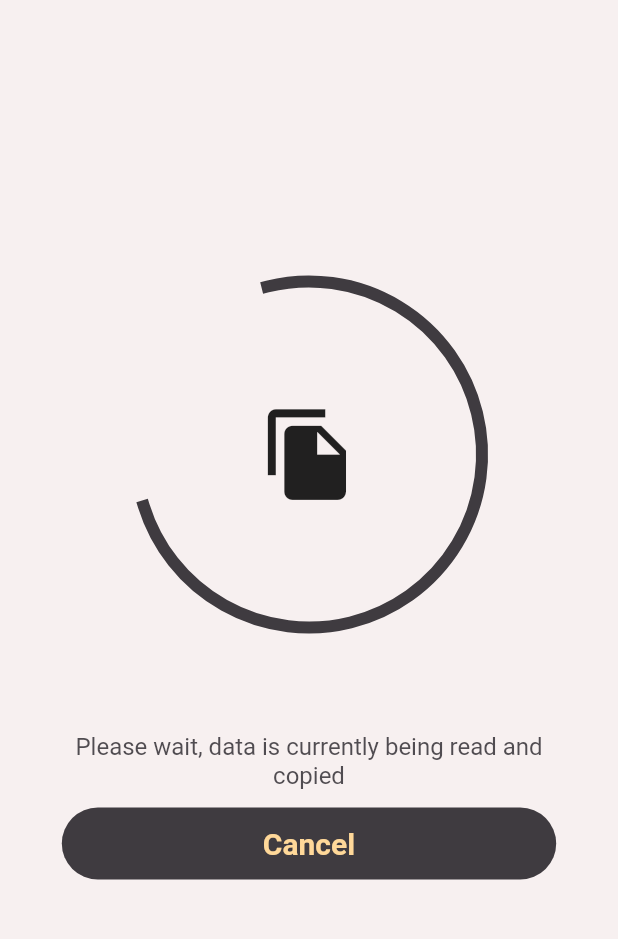
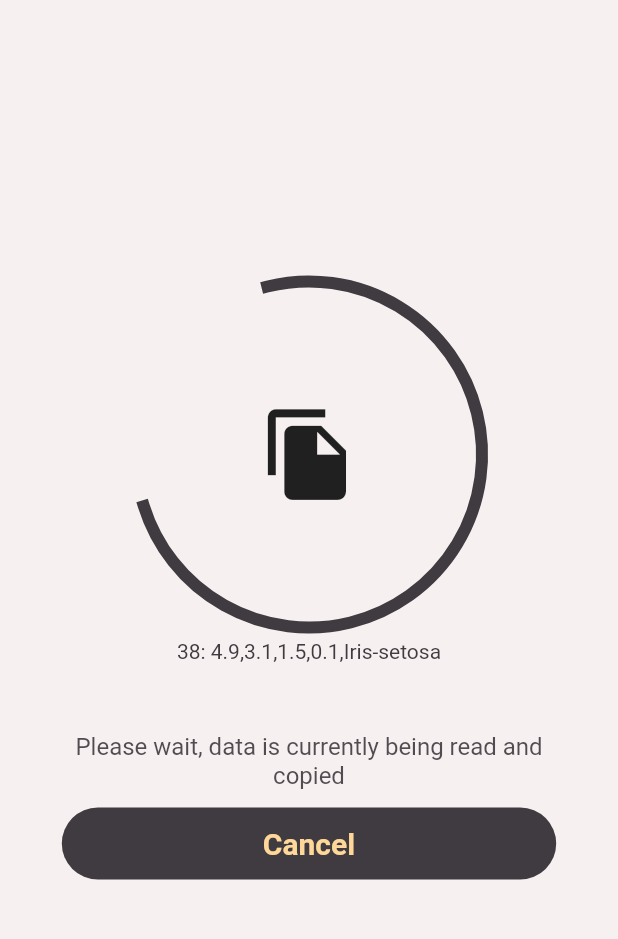
Before and after one commit to TR0U8L3-gif/flutter_perceptron_simulation, a Flutter app: the LoadExampleDataScreen screen opened by its route, on a phone screen of 412 x 824 dp, the part 75-1014 px from its top. Run offline on Flutter 3.47's test engine with Material 2 defaults, Android fonts, the phone set to English and light mode, and no system bars; our stand-ins replace get.

Commit message:
Load Example Data Set
Crucial modifications for canceling loading data operations
GUI update

```diff
--- a/lib/core/views/load_example_data_screen.dart
+++ b/lib/core/views/load_example_data_screen.dart
@@ -26,7 +26,7 @@ class _LoadExampleDataScreenState extends State<LoadExampleDataScreen> {
     final size = MediaQuery.of(context).size;
     return Obx(() {
       return WillPopScope(
-        onWillPop:  () async => false,
+        onWillPop: () async => false,
         child: Scaffold(
           body: Center(
             child: SingleChildScrollView(
@@ -83,20 +83,29 @@ class _LoadExampleDataScreenState extends State<LoadExampleDataScreen> {
                               )
                             ],
                           ),
-                    const SizedBox(
-                      height: 64,
-                    ),
+                    perceptronController.isDataLoading
+                        ? Container(
+                            height: 64,
+                            width: size.width,
+                            padding: const EdgeInsets.all(8),
+                            alignment: Alignment.topCenter,
+                            child: Text(perceptronController.loadingDataLine, overflow: TextOverflow.ellipsis,),
+                          )
+                        : const SizedBox(
+                            height: 64,
+                          ),
                     Opacity(
                       opacity: 0.9,
                       child: Container(
-                        padding: const EdgeInsets.symmetric(horizontal: 8, vertical: 4),
+                        padding: const EdgeInsets.symmetric(
+                            horizontal: 8, vertical: 4),
                         height: 48,
                         width: double.infinity,
                         alignment: Alignment.bottomCenter,
                         child: AnimatedCrossFade(
                           firstChild: const Text(
                             "Data has been loaded!!!",
-                            style: TextStyle(fontSize: 16),
+                            style: TextStyle(fontSize: 20),
                             textAlign: TextAlign.center,
                           ),
                           secondChild: const Text(
@@ -117,7 +126,7 @@ class _LoadExampleDataScreenState extends State<LoadExampleDataScreen> {
                     InkWell(
                       borderRadius: const BorderRadius.all(Radius.circular(32)),
                       onTap: () {
-                        perceptronController.loadExampleDataCancel();
+                        perceptronController.loadDataCancel();
                         Get.back(closeOverlays: true);
                       },
                       child: Row(
@@ -125,8 +134,12 @@ class _LoadExampleDataScreenState extends State<LoadExampleDataScreen> {
                         children: [
                           AnimatedContainer(
                             width: perceptronController.isDataLoaded
-                                ? (size.width - min(size.width, size.height) * 0.2) - 48 - 12
-                                : (size.width - min(size.width, size.height) * 0.2),
+                                ? (size.width -
+                                        min(size.width, size.height) * 0.2) -
+                                    48 -
+                                    12
+                                : (size.width -
+                                    min(size.width, size.height) * 0.2),
                             height: 48,
                             decoration: BoxDecoration(
                               borderRadius:
@@ -149,27 +162,26 @@ class _LoadExampleDataScreenState extends State<LoadExampleDataScreen> {
                             ),
                           ),
                           AnimatedContainer(
-                              width: perceptronController.isDataLoaded
-                                  ? 8
-                                  : 0,
+                              width: perceptronController.isDataLoaded ? 8 : 0,
                               duration: duration400),
                           AnimatedContainer(
-                              width: perceptronController.isDataLoaded
-                                  ? 48
-                                  : 0,
+                              width: perceptronController.isDataLoaded ? 48 : 0,
                               height: 48,
                               decoration: BoxDecoration(
                                 borderRadius:
-                                const BorderRadius.all(Radius.circular(32)),
+                                    const BorderRadius.all(Radius.circular(32)),
                                 color: ColorProvider.isThemeDark(context)
                                     ? ColorProvider.yellowDark
                                     : ColorProvider.yellowLight,
                               ),
                               alignment: Alignment.center,
                               duration: duration600,
-                              child: Icon(Icons.check, color: ColorProvider.isThemeDark(context)
-                                  ? ColorProvider.dark
-                                  : ColorProvider.light,)),
+                              child: Icon(
+                                Icons.check,
+                                color: ColorProvider.isThemeDark(context)
+                                    ? ColorProvider.dark
+                                    : ColorProvider.light,
+                              )),
                         ],
                       ),
                     ),
--- a/lib/tools/utils/constants.dart
+++ b/lib/tools/utils/constants.dart
@@ -6,6 +6,7 @@ import 'package:perceptron_simulation/core/controllers/routes/route_controller.d
 var routeController = RouteController.instance;
 
 //Durations
+const Duration duration50 = Duration(milliseconds: 50);
 const Duration duration200 = Duration(milliseconds: 200);
 const Duration duration400 = Duration(milliseconds: 400);
 const Duration duration600 = Duration(milliseconds: 600);
```
Also changed, not shown: lib/core/controllers/perceptron/perceptron_controller.dart (+81 -6 lines).
